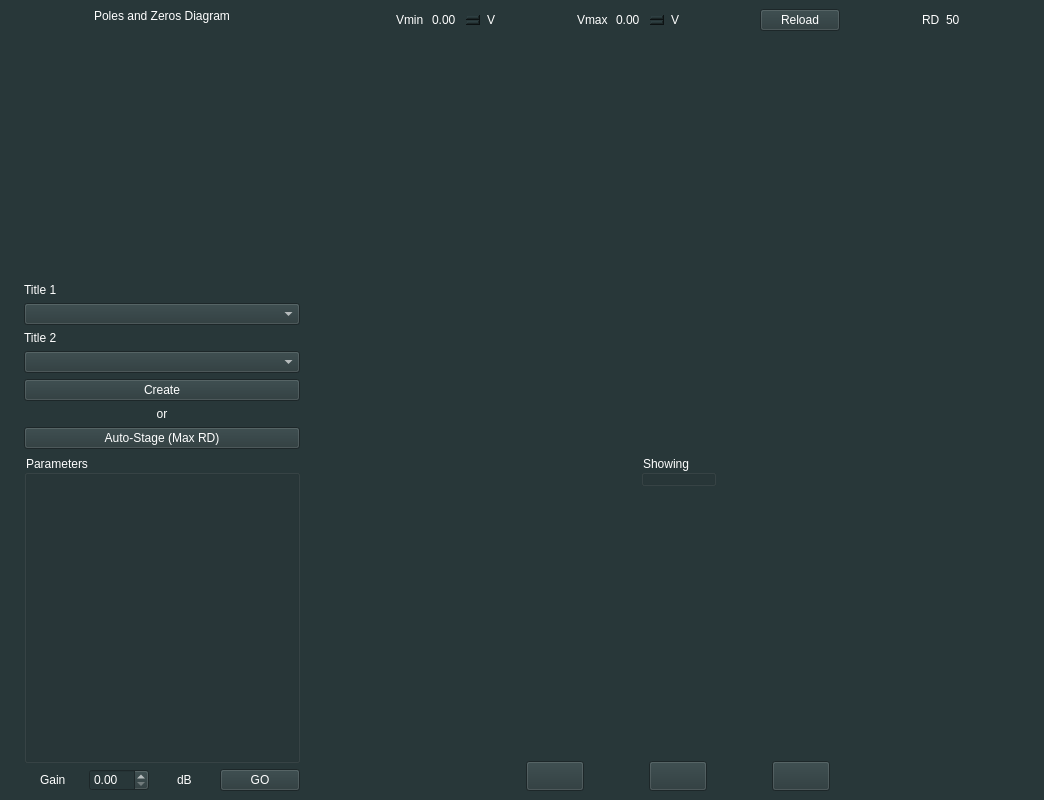
Old version of the form FrontEnd/UIs/secondstage.ui in the repository SantiAA/AnalogFilterMaker.
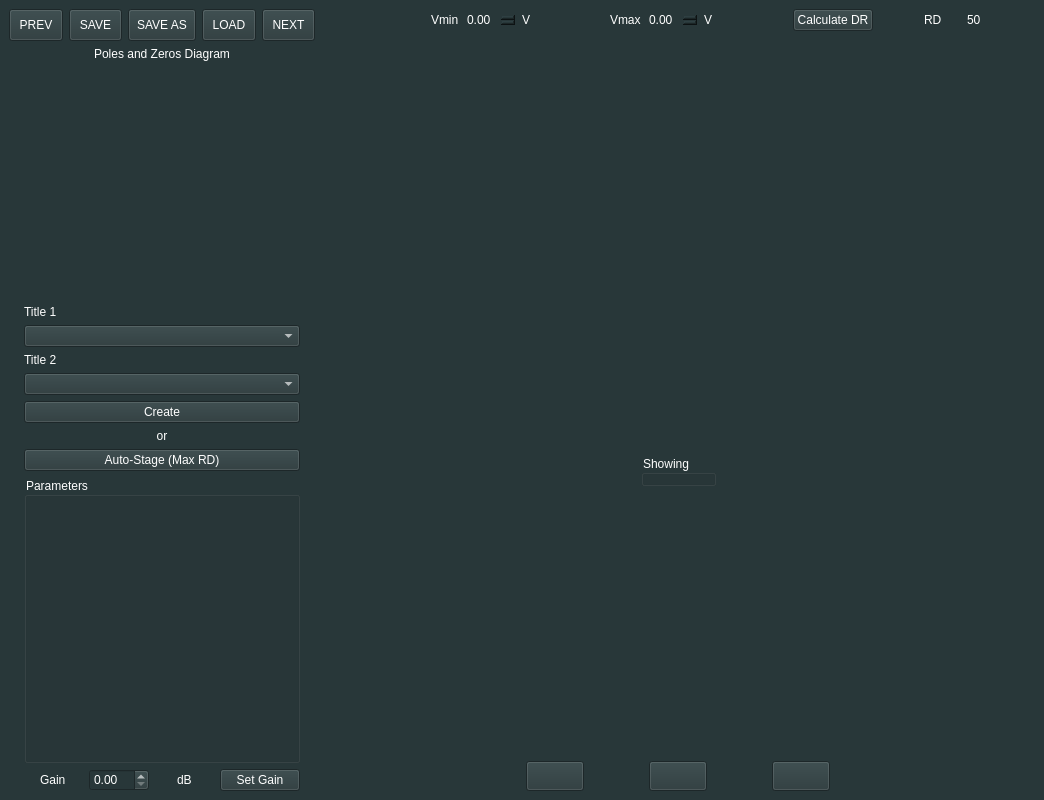
New version of the form. Custom widgets are drawn as their Qt base class.

Patch:
```diff
--- a/FrontEnd/UIs/secondstage.ui
+++ b/FrontEnd/UIs/secondstage.ui
@@ -21,9 +21,122 @@
     <item>
      <layout class="QHBoxLayout" name="horizontalLayout" stretch="30,70">
       <item>
-       <layout class="QVBoxLayout" name="verticalLayout_2" stretch="40,10,50">
+       <layout class="QVBoxLayout" name="verticalLayout_2" stretch="0,40,10,50">
+        <item>
+         <layout class="QHBoxLayout" name="horizontalLayout_11" stretch="20,20,20,20,20">
+          <item>
+           <widget class="QPushButton" name="prev_window">
+            <property name="sizePolicy">
+             <sizepolicy hsizetype="Minimum" vsizetype="Fixed">
+              <horstretch>0</horstretch>
+              <verstretch>0</verstretch>
+             </sizepolicy>
+            </property>
+            <property name="maximumSize">
+             <size>
+              <width>60</width>
+              <height>60</height>
+             </size>
+            </property>
+            <property name="styleSheet">
+             <string notr="true">font: 63 8pt &quot;Open Sans Semibold&quot;;
+color:rgb(255, 255, 255);
+padding: 8px;
+bottom-margin:3px;
+</string>
+            </property>
+            <property name="text">
+             <string>PREV</string>
+            </property>
+           </widget>
+          </item>
+          <item>
+           <widget class="QPushButton" name="saveButton">
+            <property name="maximumSize">
+             <size>
+              <width>60</width>
+              <height>60</height>
+             </size>
+            </property>
+            <property name="styleSheet">
+             <string notr="true">font: 63 8pt &quot;Open Sans Semibold&quot;;
+color:rgb(255, 255, 255);
+padding: 8px;
+bottom-margin:3px;
+</string>
+            </property>
+            <property name="text">
+             <string>SAVE</string>
+            </property>
+           </widget>
+          </item>
+          <item>
+           <widget class="QPushButton" name="saveAsButton">
+            <property name="maximumSize">
+             <size>
+              <width>70</width>
+              <height>60</height>
+             </size>
+            </property>
+            <property name="styleSheet">
+             <string notr="true">font: 63 8pt &quot;Open Sans Semibold&quot;;
+color:rgb(255, 255, 255);
+padding: 8px;
+bottom-margin:3px;
+</string>
+            </property>
+            <property name="text">
+             <string>SAVE AS</string>
+            </property>
+           </widget>
+          </item>
+          <item>
+           <widget class="QPushButton" name="loadButton">
+            <property name="maximumSize">
+             <size>
+              <width>60</width>
+              <height>60</height>
+             </size>
+            </property>
+            <property name="styleSheet">
+             <string notr="true">font: 63 8pt &quot;Open Sans Semibold&quot;;
+color:rgb(255, 255, 255);
+padding: 8px;
+bottom-margin:3px;
+</string>
+            </property>
+            <property name="text">
+             <string>LOAD</string>
+            </property>
+           </widget>
+          </item>
+          <item>
+           <widget class="QPushButton" name="next_window">
+            <property name="maximumSize">
+             <size>
+              <width>60</width>
+              <height>60</height>
+             </size>
+            </property>
+            <property name="styleSheet">
+             <string notr="true">font: 63 8pt &quot;Open Sans Semibold&quot;;
+color:rgb(255, 255, 255);
+padding: 8px;
+bottom-margin:3px;
+</string>
+            </property>
+            <property name="text">
+             <string>NEXT</string>
+            </property>
+           </widget>
+          </item>
+         </layout>
+        </item>
         <item>
          <layout class="QHBoxLayout" name="horizontalLayout_9" stretch="5,90,5">
+          <property name="spacing">
+           <number>0</number>
+          </property>
           <item>
            <spacer name="horizontalSpacer_15">
             <property name="orientation">
@@ -305,7 +418,7 @@
 color:rgb(255, 255, 255);</string>
                 </property>
                 <property name="text">
-                 <string>GO</string>
+                 <string>Set Gain</string>
                 </property>
                </widget>
               </item>
@@ -333,7 +446,7 @@
       <item>
        <layout class="QVBoxLayout" name="rightLayout" stretch="0,55,4,1,35,4">
         <item>
-         <layout class="QHBoxLayout" name="horizontalLayout_12">
+         <layout class="QHBoxLayout" name="horizontalLayout_12" stretch="20,5,5,5,10,5,5,5,10,10,5,10,5,0">
           <item>
            <spacer name="horizontalSpacer_17">
             <property name="orientation">
@@ -446,7 +559,7 @@
 color:rgb(255, 255, 255);</string>
             </property>
             <property name="text">
-             <string>Reload</string>
+             <string>Calculate DR</string>
             </property>
            </widget>
           </item>
@@ -463,7 +576,7 @@
             </property>
            </spacer>
           </item>
-          <item>
+          <item alignment="Qt::AlignHCenter">
            <widget class="QLabel" name="label_10">
             <property name="styleSheet">
              <string notr="true">font: 63 11pt &quot;Open Sans Semibold&quot;;
```
